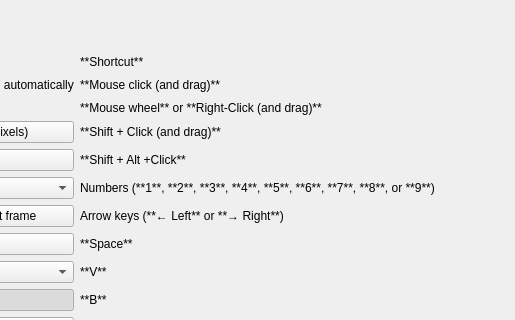
Before: the Qt Designer form ui/main.ui in DC-analysis/CytoPix, drawn with Qt 5; both pictures show x 218 to 733 and y 193 to 513 of the 967 by 600 pixel window.
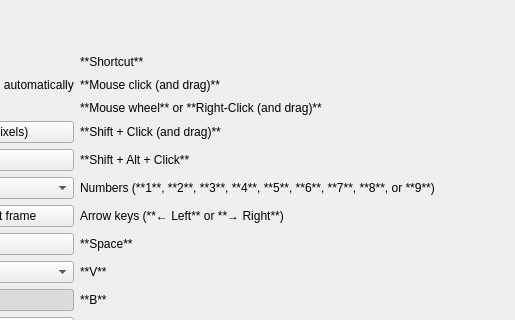
After: the same form once the commit is applied. Custom widgets are drawn as their Qt base class.

```diff
--- a/ui/main.ui
+++ b/ui/main.ui
@@ -356,7 +356,7 @@
        <item row="4" column="1">
         <widget class="QLabel" name="label_8">
          <property name="text">
-          <string>**Shift + Alt +Click**</string>
+          <string>**Shift + Alt + Click**</string>
          </property>
          <property name="textFormat">
           <enum>Qt::TextFormat::MarkdownText</enum>
```
